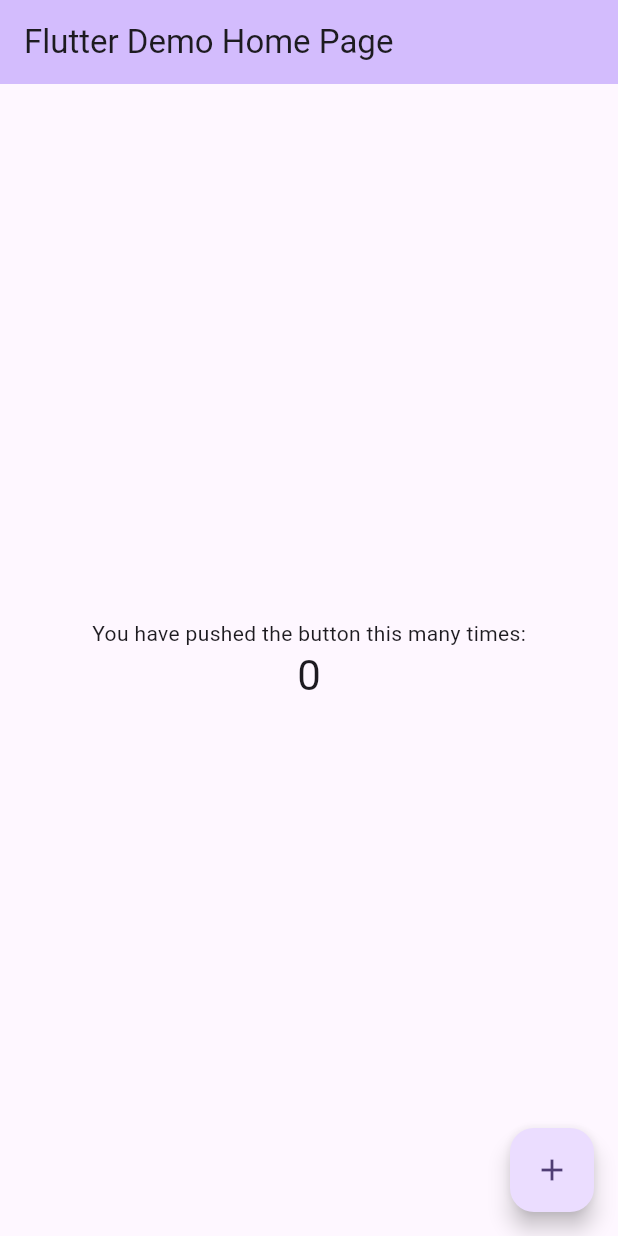
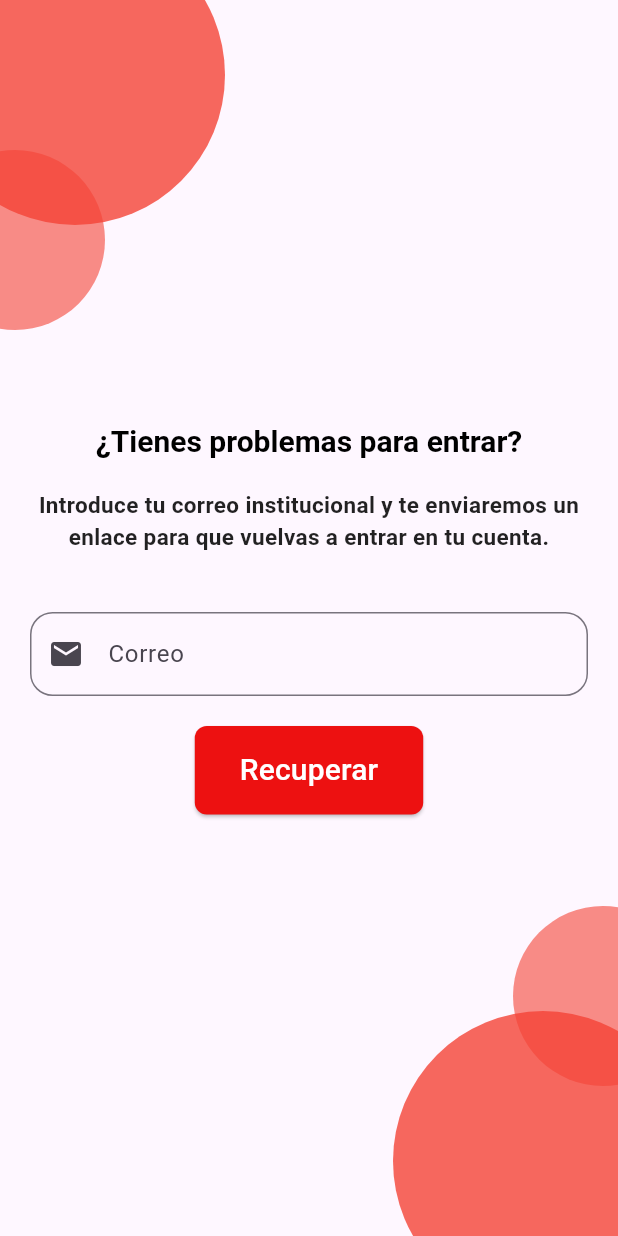
Before and after one commit to CarlosR99/proyecto_carnet_digital, a Flutter app: the screen it shows after launch, on a phone screen of 412 x 824 dp. Run offline on Flutter 3.47's test engine with Material 3 defaults, Android fonts, the phone set to English and light mode, and no system bars; Roboto replaces fonts that are missing (Arial Black, Roboto Serif).

Commit message:
forgot password view

```diff
--- a/lib/main.dart
+++ b/lib/main.dart
@@ -1,125 +1,20 @@
 import 'package:flutter/material.dart';
+import 'package:proyecto_carnet_digital/screens/recuperar_contra_screen.dart';
+import 'package:proyecto_carnet_digital/theme/theme.dart';
 
 void main() {
-  runApp(const MyApp());
+  runApp(const RecuperarContrasenaApp());
 }
 
-class MyApp extends StatelessWidget {
-  const MyApp({super.key});
+class RecuperarContrasenaApp extends StatelessWidget {
+  const RecuperarContrasenaApp({super.key});
 
-  // This widget is the root of your application.
   @override
   Widget build(BuildContext context) {
     return MaterialApp(
-      title: 'Flutter Demo',
-      theme: ThemeData(
-        // This is the theme of your application.
-        //
-        // TRY THIS: Try running your application with "flutter run". You'll see
-        // the application has a purple toolbar. Then, without quitting the app,
-        // try changing the seedColor in the colorScheme below to Colors.green
-        // and then invoke "hot reload" (save your changes or press the "hot
-        // reload" button in a Flutter-supported IDE, or press "r" if you used
-        // the command line to start the app).
-        //
-        // Notice that the counter didn't reset back to zero; the application
-        // state is not lost during the reload. To reset the state, use hot
-        // restart instead.
-        //
-        // This works for code too, not just values: Most code changes can be
-        // tested with just a hot reload.
-        colorScheme: ColorScheme.fromSeed(seedColor: Colors.deepPurple),
-        useMaterial3: true,
-      ),
-      home: const MyHomePage(title: 'Flutter Demo Home Page'),
+      debugShowCheckedModeBanner: false,
+      theme: AppTheme.lightTheme, // Aplica el tema correctamente
+      home: const RecuperarContrasenaScreen(),
     );
   }
 }
-
-class MyHomePage extends StatefulWidget {
-  const MyHomePage({super.key, required this.title});
-
-  // This widget is the home page of your application. It is stateful, meaning
-  // that it has a State object (defined below) that contains fields that affect
-  // how it looks.
-
-  // This class is the configuration for the state. It holds the values (in this
-  // case the title) provided by the parent (in this case the App widget) and
-  // used by the build method of the State. Fields in a Widget subclass are
-  // always marked "final".
-
-  final String title;
-
-  @override
-  State<MyHomePage> createState() => _MyHomePageState();
-}
-
-class _MyHomePageState extends State<MyHomePage> {
-  int _counter = 0;
-
-  void _incrementCounter() {
-    setState(() {
-      // This call to setState tells the Flutter framework that something has
-      // changed in this State, which causes it to rerun the build method below
-      // so that the display can reflect the updated values. If we changed
-      // _counter without calling setState(), then the build method would not be
-      // called again, and so nothing would appear to happen.
-      _counter++;
-    });
-  }
-
-  @override
-  Widget build(BuildContext context) {
-    // This method is rerun every time setState is called, for instance as done
-    // by the _incrementCounter method above.
-    //
-    // The Flutter framework has been optimized to make rerunning build methods
-    // fast, so that you can just rebuild anything that needs updating rather
-    // than having to individually change instances of widgets.
-    return Scaffold(
-      appBar: AppBar(
-        // TRY THIS: Try changing the color here to a specific color (to
-        // Colors.amber, perhaps?) and trigger a hot reload to see the AppBar
-        // change color while the other colors stay the same.
-        backgroundColor: Theme.of(context).colorScheme.inversePrimary,
-        // Here we take the value from the MyHomePage object that was created by
-        // the App.build method, and use it to set our appbar title.
-        title: Text(widget.title),
-      ),
-      body: Center(
-        // Center is a layout widget. It takes a single child and positions it
-        // in the middle of the parent.
-        child: Column(
-          // Column is also a layout widget. It takes a list of children and
-          // arranges them vertically. By default, it sizes itself to fit its
-          // children horizontally, and tries to be as tall as its parent.
-          //
-          // Column has various properties to control how it sizes itself and
-          // how it positions its children. Here we use mainAxisAlignment to
-          // center the children vertically; the main axis here is the vertical
-          // axis because Columns are vertical (the cross axis would be
-          // horizontal).
-          //
-          // TRY THIS: Invoke "debug painting" (choose the "Toggle Debug Paint"
-          // action in the IDE, or press "p" in the console), to see the
-          // wireframe for each widget.
-          mainAxisAlignment: MainAxisAlignment.center,
-          children: <Widget>[
-            const Text(
-              'You have pushed the button this many times:',
-            ),
-            Text(
-              '$_counter',
-              style: Theme.of(context).textTheme.headlineMedium,
-            ),
-          ],
-        ),
-      ),
-      floatingActionButton: FloatingActionButton(
-        onPressed: _incrementCounter,
-        tooltip: 'Increment',
-        child: const Icon(Icons.add),
-      ), // This trailing comma makes auto-formatting nicer for build methods.
-    );
-  }
-}
--- /dev/null
+++ b/lib/screens/recuperar_contra_screen.dart
@@ -0,0 +1,80 @@
+import 'package:flutter/material.dart';
+import 'package:proyecto_carnet_digital/widgets/circulos_decorations.dart';
+// Importamos los círculos
+
+class RecuperarContrasenaScreen extends StatelessWidget {
+  const RecuperarContrasenaScreen({super.key});
+
+  @override
+  Widget build(BuildContext context) {
+    return Scaffold(
+      body: Stack(
+        children: [
+          // Widget de círculos que hemos modularizado
+          const CirculosDecoration(),
+          // Contenido principal
+          Center(
+            child: Padding(
+              padding: const EdgeInsets.symmetric(horizontal: 20),
+              child: Column(
+                mainAxisAlignment: MainAxisAlignment.center,
+                children: [
+                  Text(
+                    '¿Tienes problemas para entrar?',
+
+                    style: Theme.of(context).textTheme.titleLarge,
+
+
+                    // Uso de tema
+                  ),
+                  const SizedBox(height: 20),
+                  const Text(
+                    'Introduce tu correo institucional y te enviaremos un enlace para que vuelvas a entrar en tu cuenta.',
+                    textAlign: TextAlign.center,
+                    style: TextStyle(
+                        fontWeight: FontWeight.bold,
+                        fontFamily: 'Roboto Serif',
+                        fontSize: 15),
+                  ),
+                  const SizedBox(height: 40),
+                  TextField(
+                    decoration: InputDecoration(
+                      labelText: 'Correo',
+                      prefixIcon: const Icon(Icons.email),
+                      border: OutlineInputBorder(
+                        borderRadius: BorderRadius.circular(15),
+                      ),
+                    ),
+                  ),
+                  const SizedBox(height: 20),
+                  ElevatedButton(
+                    onPressed: () {
+                      // Lógica para recuperar la cuenta
+                    },
+                    style: ElevatedButton.styleFrom(
+                      backgroundColor: const Color.fromARGB(
+                          255, 237, 17, 17), // Color del botón
+                      shape: RoundedRectangleBorder(
+                        borderRadius: BorderRadius.circular(8),
+                      ),
+                      padding: const EdgeInsets.symmetric(
+                          vertical: 15, horizontal: 30),
+                    ),
+                    child: const Text(
+                      'Recuperar',
+                      style: TextStyle(
+                        fontFamily: 'Roboto Serif', // Usando Times New Roman
+                        fontSize: 20, // Tamaño de 20
+                        color: Colors.white, // Color blanco para el texto
+                      ),
+                    ),
+                  ),
+                ],
+              ),
+            ),
+          ),
+        ],
+      ),
+    );
+  }
+}
--- /dev/null
+++ b/lib/theme/theme.dart
@@ -0,0 +1,31 @@
+import 'package:flutter/material.dart';
+
+class AppTheme {
+  // Definición del tema claro
+  static final ThemeData lightTheme = ThemeData(
+    primarySwatch: Colors.red,
+    brightness: Brightness.light,
+    fontFamily: 'Roboto', // Aquí defines que toda la app use Roboto por defecto
+    textTheme: const TextTheme(
+      titleLarge: TextStyle(
+          fontSize: 20,
+          fontWeight: FontWeight.bold,
+          color: Color.fromARGB(255, 0, 0, 0),
+          fontFamily: 'Arial Black'),
+      bodyMedium: TextStyle(
+        fontSize: 16,
+        color: Colors.black87,
+      ),
+    ),
+
+    elevatedButtonTheme: ElevatedButtonThemeData(
+      style: ElevatedButton.styleFrom(
+        backgroundColor: Colors.redAccent,
+        shape: RoundedRectangleBorder(
+          borderRadius: BorderRadius.circular(8),
+        ),
+        padding: const EdgeInsets.symmetric(vertical: 20, horizontal: 30),
+      ),
+    ),
+  );
+}
--- /dev/null
+++ b/lib/widgets/circulos_decorations.dart
@@ -0,0 +1,45 @@
+import 'package:flutter/material.dart';
+
+class CirculosDecoration extends StatelessWidget {
+  const CirculosDecoration({super.key});
+
+  @override
+  Widget build(BuildContext context) {
+    return Stack(
+      children: [
+        Positioned(
+          top: -50,
+          left: -50,
+          child: CircleAvatar(
+            radius: 100,
+            backgroundColor: Colors.red.withOpacity(0.8),
+          ),
+        ),
+        Positioned(
+          top: 100,
+          left: -50,
+          child: CircleAvatar(
+            radius: 60,
+            backgroundColor: Colors.red.withOpacity(0.6),
+          ),
+        ),
+        Positioned(
+          bottom: -50,
+          right: -50,
+          child: CircleAvatar(
+            radius: 100,
+            backgroundColor: Colors.red.withOpacity(0.8),
+          ),
+        ),
+        Positioned(
+          bottom: 100,
+          right: -50,
+          child: CircleAvatar(
+            radius: 60,
+            backgroundColor: Colors.red.withOpacity(0.6),
+          ),
+        ),
+      ],
+    );
+  }
+}
```
Also changed, not shown: 1 other file.
